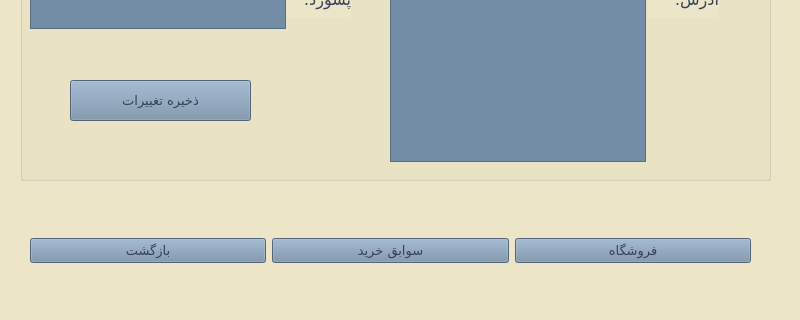
Above: Project_Ap/clientprof.ui from AP-projects-4001/metagoofill before the change; both pictures show x 0 to 800 and y 280 to 600 of the 800 by 600 pixel window. Below: the same form after it.
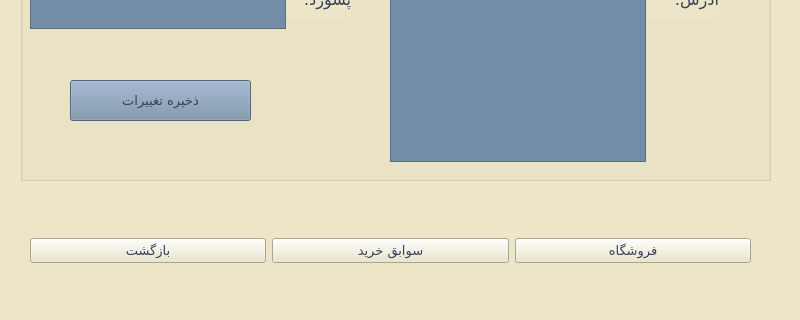
That is the form after the change.

Diff of the .ui file:
```diff
--- a/Project_Ap/clientprof.ui
+++ b/Project_Ap/clientprof.ui
@@ -38,7 +38,7 @@
        </property>
        <property name="styleSheet">
         <string notr="true">color: rgb(53, 66, 89);
-background-color: rgb(116, 141, 166);</string>
+</string>
        </property>
        <property name="text">
         <string>بازگشت</string>
@@ -54,8 +54,7 @@
         </font>
        </property>
        <property name="styleSheet">
-        <string notr="true">background-color: rgb(116, 141, 166);
-color: rgb(53, 66, 89);</string>
+        <string notr="true">color: rgb(53, 66, 89);</string>
        </property>
        <property name="text">
         <string>سوابق خرید</string>
@@ -71,8 +70,7 @@
         </font>
        </property>
        <property name="styleSheet">
-        <string notr="true">background-color: rgb(116, 141, 166);
-color: rgb(53, 66, 89);</string>
+        <string notr="true">color: rgb(53, 66, 89);</string>
        </property>
        <property name="text">
         <string>فروشگاه</string>
```
